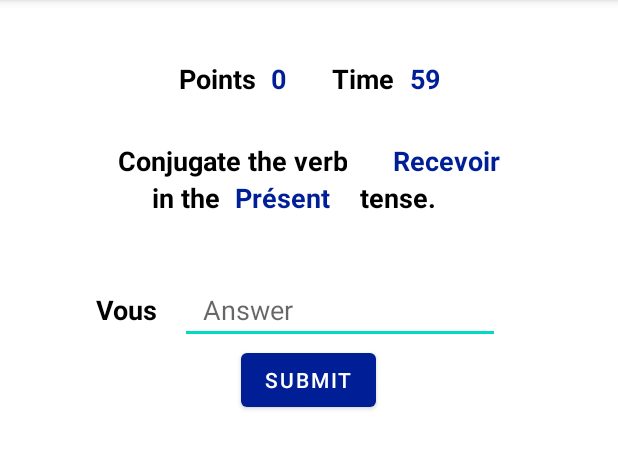
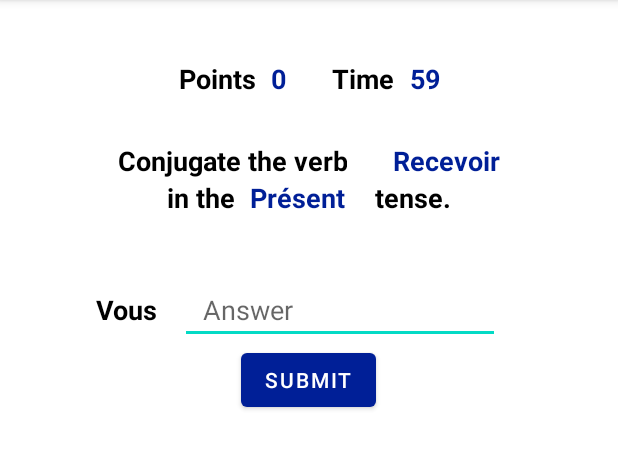
Before and after one commit to Sean-Stilwell/uOttaHack4, an Android app: the screen it shows after launch (PlayGame), after a tap on "START GAME", on a phone screen of 412 x 824 dp, the part 84-553 px from its top. Run offline under Robolectric (Android 15) with nearby library versions, the phone set to English and light mode, and no system bars.

Commit message:
Adding comments to the code

```diff
--- a/app/src/main/java/com/example/conjeuguez/MainActivity.java
+++ b/app/src/main/java/com/example/conjeuguez/MainActivity.java
@@ -15,21 +15,19 @@ import android.widget.Toast;
 
 public class MainActivity extends AppCompatActivity implements AdapterView.OnItemSelectedListener{
 
-    boolean tenseChecked;
-    boolean timeChecked;
-
     @Override
     protected void onCreate(Bundle savedInstanceState) {
         super.onCreate(savedInstanceState);
         setContentView(R.layout.activity_main);
-        tenseChecked = false;
-        timeChecked = false;
+
+        // Initializes the spinner (dropdown) for the tense options
         Spinner spinnerTense = findViewById(R.id.spinner3);
         ArrayAdapter<CharSequence> adapter = ArrayAdapter.createFromResource(this, R.array.tenses, android.R.layout.simple_spinner_item);
         adapter.setDropDownViewResource(android.R.layout.simple_spinner_item);
         spinnerTense.setAdapter(adapter);
         spinnerTense.setOnItemSelectedListener(this);
 
+        // Initializes the spinner (dropdown) for the time options
         Spinner spinnerTime = findViewById(R.id.spinner4);
         ArrayAdapter<CharSequence> adapter2 = ArrayAdapter.createFromResource(this, R.array.times, android.R.layout.simple_spinner_item);
         adapter2.setDropDownViewResource(android.R.layout.simple_spinner_item);
@@ -46,12 +44,20 @@ public class MainActivity extends AppCompatActivity implements AdapterView.OnIte
         startActivity(intent);
     }
 
+    /**
+     * Opens SeanStilwell.ca
+     * @param v - The button to open the website
+     */
     public void websiteButton(View v){
         Uri uriUrl = Uri.parse("https://seanstilwell.ca");
         Intent launchBrowser = new Intent(Intent.ACTION_VIEW, uriUrl);
         startActivity(launchBrowser);
     }
 
+    /**
+     * Opens the Github repository for this game
+     * @param v - The button to open the repo.
+     */
     public void githubButton(View v){
         Uri uriUrl = Uri.parse("https://github.com/Sean-Stilwell/uOttaHack4");
         Intent launchBrowser = new Intent(Intent.ACTION_VIEW, uriUrl);
--- a/app/src/main/java/com/example/conjeuguez/Stats.java
+++ b/app/src/main/java/com/example/conjeuguez/Stats.java
@@ -9,7 +9,7 @@ import android.view.View;
 import android.widget.TextView;
 
 public class Stats extends AppCompatActivity {
-    SharedPreferences prefs;
+    SharedPreferences prefs; // Allows access to the preferences for displaying
 
     @Override
     protected void onCreate(Bundle savedInstanceState) {
@@ -19,6 +19,9 @@ public class Stats extends AppCompatActivity {
         updateView();
     }
 
+    /**
+     * Updates the view to display the current stats on launch or after points reset
+     */
     private void updateView(){
         // PRESENTS STATS
         TextView presAttemptsView = (TextView) findViewById(R.id.textView15);
@@ -81,6 +84,10 @@ public class Stats extends AppCompatActivity {
         condRateView.setText(Integer.toString(condsuccessRate) + "%");
     }
 
+    /**
+     * On clicking the button, resets all of the user's scores to 0.
+     * @param v - The button being clicked.
+     */
     public void resetstats(View v){
         SharedPreferences.Editor editor = prefs.edit();
         editor.putInt("Présentattempts", 0);
--- a/app/src/main/res/layout/activity_play_game.xml
+++ b/app/src/main/res/layout/activity_play_game.xml
@@ -43,7 +43,9 @@
                 android:text="@string/placeholder"
                 android:textColor="#001F97"
                 android:textSize="18sp"
-                android:textStyle="bold" />
+                android:textStyle="bold"
+                android:paddingStart="5dp"
+                android:paddingEnd="25dp" />
 
             <TextView
                 android:id="@+id/textView11"
@@ -137,8 +139,7 @@
                 android:layout_width="wrap_content"
                 android:layout_height="wrap_content"
                 android:layout_weight="1"
-                android:paddingLeft="15px"
-                android:paddingRight="30px"
+                android:paddingStart="15px"
                 android:text="@string/tense"
                 android:textColor="#000000"
                 android:textSize="18sp"
@@ -174,7 +175,8 @@
                 android:hint="@string/answer"
                 android:inputType="textPersonName"
                 android:paddingLeft="15dp"
-                android:paddingRight="15dp" />
+                android:paddingRight="15dp"
+                android:importantForAutofill="no" />
 
             <TextView
                 android:id="@+id/textView14"
```
